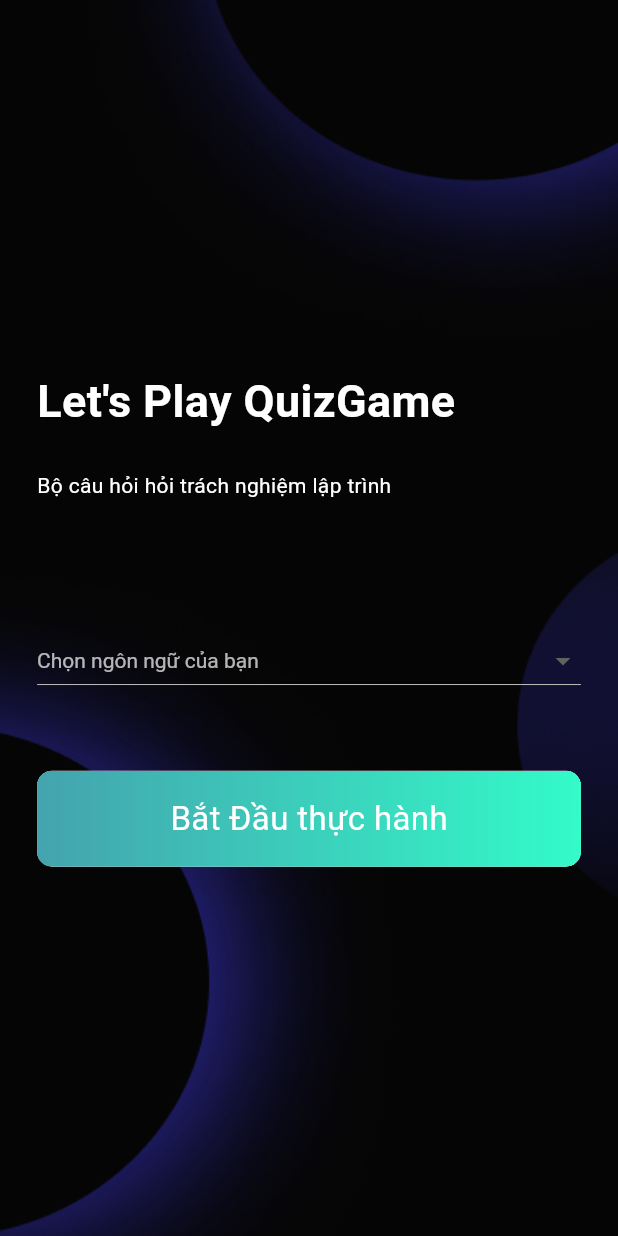
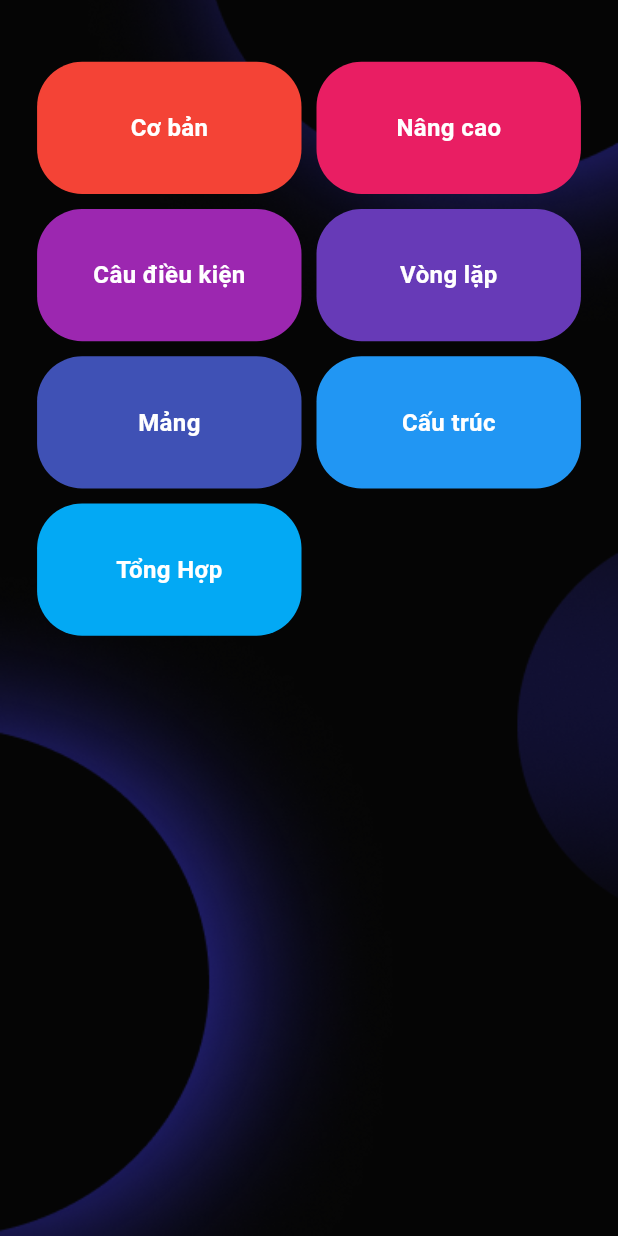
Before and after one commit to minhvh5504/Flutter-quiz-app, a Flutter app: the screen it shows after launch, on a phone screen of 412 x 824 dp. Run offline on Flutter 3.47's test engine with Material 3 defaults, Android fonts, the phone set to English and light mode, and no system bars; our stand-ins replace go_router.

Commit message:
feat: create category screen

```diff
--- a/lib/apps/routes/routers.dart
+++ b/lib/apps/routes/routers.dart
@@ -11,7 +11,7 @@ class RouterConfigCustom {
       GoRoute(
         path: RoutersPath.homePath,
         builder: (BuildContext context, GoRouterState state) {
-          return const HomeScreen();
+          return const CategoryScreen();
         },
         routes: <RouteBase>[
           GoRoute(
--- a/lib/apps/utils/const.dart
+++ b/lib/apps/utils/const.dart
@@ -2,3 +2,5 @@ import 'package:flutter/material.dart';
 
 double getWidth(context) => MediaQuery.sizeOf(context).width;
 double getHeight(context) => MediaQuery.sizeOf(context).height;
+
+double paddingCustom(context) => getWidth(context) * 0.06;
--- a/lib/ui/screens/category/category_screen.dart
+++ b/lib/ui/screens/category/category_screen.dart
@@ -1,12 +1,61 @@
+import 'package:app_flutter_demo/apps/utils/const.dart';
+import 'package:app_flutter_demo/widgets/background_custom.dart';
 import 'package:flutter/material.dart';
 
 class CategoryScreen extends StatelessWidget {
   const CategoryScreen({super.key});
+
   @override
   Widget build(BuildContext context) {
-    return const Scaffold(
+    // Danh sách các cấp độ
+    final levels = [
+      'Cơ bản',
+      'Nâng cao',
+      'Câu điều kiện',
+      'Vòng lặp',
+      'Mảng',
+      'Cấu trúc',
+      'Tổng Hợp'
+    ];
+
+    return Scaffold(
       body: Stack(
-        children: [Text("Category")],
+        children: [
+          const BackgroundCustom(),
+          SafeArea(
+            child: GridView.builder(
+              padding: EdgeInsets.symmetric(
+                horizontal: paddingCustom(context),
+                vertical: getHeight(context) * 0.05,
+              ),
+              gridDelegate: const SliverGridDelegateWithFixedCrossAxisCount(
+                crossAxisCount: 2,
+                crossAxisSpacing: 10,
+                mainAxisSpacing: 10,
+                childAspectRatio: 2 / 1,
+              ),
+              itemCount: levels.length,
+              itemBuilder: (BuildContext context, int index) {
+                return Container(
+                  decoration: BoxDecoration(
+                    borderRadius: BorderRadius.circular(30),
+                    color: Colors.primaries[index % Colors.primaries.length],
+                  ),
+                  child: Align(
+                    child: Text(
+                      levels[index],
+                      style: const TextStyle(
+                        fontSize: 16,
+                        fontWeight: FontWeight.bold,
+                        color: Colors.white,
+                      ),
+                    ),
+                  ),
+                );
+              },
+            ),
+          ),
+        ],
       ),
     );
   }
--- a/lib/ui/screens/home/home_screen.dart
+++ b/lib/ui/screens/home/home_screen.dart
@@ -4,8 +4,7 @@ import 'package:app_flutter_demo/ui/screens/home/widgets/home_title.dart';
 import 'package:app_flutter_demo/widgets/background_custom.dart';
 import 'package:app_flutter_demo/widgets/button_custom.dart';
 import 'package:flutter/material.dart';
-import 'package:app_flutter_demo/widgets/background_custom.dart';
-
+import 'package:app_flutter_demo/widgets/background_custom.dart' show BackgroundCustom;
 
 class HomeScreen extends StatelessWidget {
   const HomeScreen({super.key});
@@ -18,15 +17,16 @@ class HomeScreen extends StatelessWidget {
           const BackgroundCustom(),
           Positioned.fill(
             child: Padding(
-                padding: EdgeInsets.symmetric(horizontal: getWidth(context) * 0.06),
+              padding:
+                  EdgeInsets.symmetric(horizontal: paddingCustom(context)),
               child: Column(
                 mainAxisAlignment: MainAxisAlignment.center,
                 crossAxisAlignment: CrossAxisAlignment.start,
                 children: [
                   const HomeTitle(),
                   const HomeDropdown(),
-                    SizedBox(height: getHeight(context) *0.06),
-                    ButtonCustom(title: 'Bắt Đầu thực hành'),
+                  SizedBox(height: getHeight(context) * 0.06),
+                  ButtonCustom(onTap: () {  },title: 'Bắt Đầu thực hành',),
                 ],
               ),
             ),
--- a/lib/ui/screens/home/widgets/home_dropdown.dart
+++ b/lib/ui/screens/home/widgets/home_dropdown.dart
@@ -14,7 +14,7 @@ class HomeDropdown extends StatelessWidget {
       style: const TextStyle(
         color: Colors.black,
       ),
-      items: <String>['Dart','Java','C++','C#'].map((String value) {
+      items: <String>['Dart', 'Java', 'C++', 'C#'].map((String value) {
         return DropdownMenuItem<String>(
           value: value,
           child: Text(value),
--- a/lib/ui/screens/my_app.dart
+++ b/lib/ui/screens/my_app.dart
@@ -3,6 +3,7 @@ import 'package:app_flutter_demo/apps/routes/routers.dart';
 
 class MyApp extends StatelessWidget {
   const MyApp({super.key});
+
   @override
   Widget build(BuildContext context) {
     return MaterialApp.router(
--- a/lib/widgets/background_custom.dart
+++ b/lib/widgets/background_custom.dart
@@ -1,13 +1,12 @@
 import 'package:flutter/material.dart';
 
-class BackgroundCustom extends StatelessWidget{
+class BackgroundCustom extends StatelessWidget {
   const BackgroundCustom({super.key});
 
   @override
   Widget build(BuildContext context) {
     return Positioned.fill(
-      child: Image.asset("assets/images/background.png",
-          fit: BoxFit.cover),
+      child: Image.asset("assets/images/background.png", fit: BoxFit.cover),
     );
   }
 }
--- a/lib/widgets/button_custom.dart
+++ b/lib/widgets/button_custom.dart
@@ -1,9 +1,11 @@
 import 'package:app_flutter_demo/apps/utils/const.dart';
+import 'package:flutter/foundation.dart';
 import 'package:flutter/material.dart';
 
-class ButtonCustom extends StatelessWidget{
+class ButtonCustom extends StatelessWidget {
   String title;
-  ButtonCustom({super.key, required this.title});
+
+  ButtonCustom({super.key, required this.title, required void Function() onTap});
 
   @override
   Widget build(BuildContext context) {
@@ -12,8 +14,10 @@ class ButtonCustom extends StatelessWidget{
       borderRadius: const BorderRadius.all(Radius.circular(10.0)),
       child: InkWell(
         splashColor: Colors.yellow,
-          onTap: (){
+        onTap: () {
+          if (kDebugMode) {
             print('button');
+          }
         },
         child: Ink(
           padding: EdgeInsets.symmetric(vertical: getHeight(context) * 0.02),
@@ -26,8 +30,9 @@ class ButtonCustom extends StatelessWidget{
             ),
           ),
           width: getWidth(context),
-            child:  Align(
-              child:  Text(title,
+          child: Align(
+            child: Text(
+              title,
               style: const TextStyle(
                 color: Colors.white,
                 fontSize: 22,
```
Also changed, not shown: lib/ui/screens/home/widgets/home_title.dart (+8 -4 lines), lib/main.dart (line endings or trailing spaces), lib/ui/screens/article/article_screen.dart (line endings or trailing spaces). Lines whose indentation alone changed are shown as unchanged.
